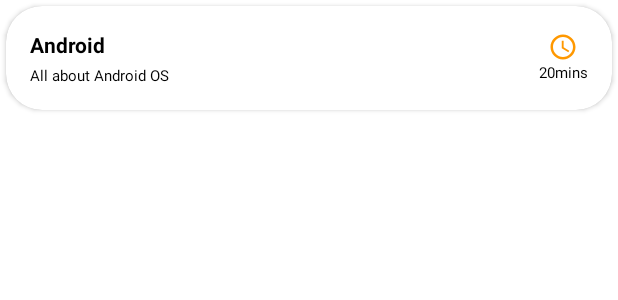
After one commit to Vincent-48/Solocode, an Android app: the layout quiz_item_recycler_row.xml on its own in the app's theme, with its tools: preview values and no code run, on a phone screen of 412 x 824 dp. The commit adds this screen. Shown: the top 300 px of the screen. Run offline under Robolectric (Android 15) with nearby library versions, the phone set to English and light mode, and no system bars.

Commit message:
initial commit

```diff
--- /dev/null
+++ b/app/src/main/java/com/example/solocode/QuizListAdapter.kt
@@ -0,0 +1,5 @@
+package com.example.solocode
+
+class QuizListAdapter {
+
+}
--- /dev/null
+++ b/app/src/main/res/drawable/icon_timer.xml
@@ -0,0 +1,6 @@
+<vector android:height="32dp" android:tint="#000000"
+    android:viewportHeight="24" android:viewportWidth="24"
+    android:width="32dp" xmlns:android="http://schemas.android.com/apk/res/android">
+    <path android:fillColor="@android:color/white" android:pathData="M11.99,2C6.47,2 2,6.48 2,12s4.47,10 9.99,10C17.52,22 22,17.52 22,12S17.52,2 11.99,2zM12,20c-4.42,0 -8,-3.58 -8,-8s3.58,-8 8,-8 8,3.58 8,8 -3.58,8 -8,8z"/>
+    <path android:fillColor="@android:color/white" android:pathData="M12.5,7H11v6l5.25,3.15 0.75,-1.23 -4.5,-2.67z"/>
+</vector>
--- /dev/null
+++ b/app/src/main/res/layout/quiz_item_recycler_row.xml
@@ -0,0 +1,65 @@
+<?xml version="1.0" encoding="utf-8"?>
+<androidx.cardview.widget.CardView xmlns:android="http://schemas.android.com/apk/res/android"
+    android:layout_width="match_parent"
+    android:layout_height="wrap_content"
+    xmlns:app="http://schemas.android.com/apk/res-auto"
+    xmlns:tools="http://schemas.android.com/tools"
+    android:layout_margin="4dp"
+    android:elevation="10dp"
+    app:cardBackgroundColor="@color/white"
+    app:cardCornerRadius="24dp">
+
+    <RelativeLayout
+        android:layout_width="match_parent"
+        android:layout_height="wrap_content"
+        android:padding="16dp">
+
+        <LinearLayout
+            android:layout_width="match_parent"
+            android:layout_height="wrap_content"
+            android:layout_centerVertical="true"
+            android:orientation="vertical">
+            <TextView
+                android:id="@+id/quiz_title_text"
+                android:layout_width="wrap_content"
+                android:layout_height="wrap_content"
+                tools:text="Android"
+                android:textSize="14sp"
+                android:textColor="@color/black"
+                android:textStyle="bold"/>
+
+            <TextView
+                android:id="@+id/quiz_subtitle_text"
+                android:layout_width="wrap_content"
+                android:layout_height="wrap_content"
+                android:textColor="@color/black"
+                android:textSize="10sp"
+                tools:text="All about Android OS"
+                android:layout_marginTop="4dp"
+                />
+        </LinearLayout>
+        <LinearLayout
+            android:layout_width="wrap_content"
+            android:layout_height="wrap_content"
+            android:layout_alignParentEnd="true"
+            android:layout_centerVertical="true"
+            android:gravity="center"
+            android:orientation="vertical">
+
+            <ImageView
+                android:layout_width="20dp"
+                android:layout_height="20dp"
+                android:src="@drawable/icon_timer"
+                app:tint="@color/orange"/>
+
+            <TextView
+                android:id="@+id/quiz_time_text"
+                android:layout_width="wrap_content"
+                android:layout_height="wrap_content"
+                tools:text="20mins"
+                android:textSize="10sp"
+                android:textColor="@color/black"/>
+        </LinearLayout>
+    </RelativeLayout>
+
+</androidx.cardview.widget.CardView>
--- a/app/src/main/res/values-land/dimens.xml
+++ /dev/null
@@ -1,3 +0,0 @@
-<resources>
-    <dimen name="fab_margin">48dp</dimen>
-</resources>
--- a/app/src/main/res/values-night/themes.xml
+++ b/app/src/main/res/values-night/themes.xml
@@ -4,7 +4,7 @@
         <!-- Primary brand color. -->
         <item name="colorPrimary">@color/orange</item>
         <item name="colorPrimaryVariant">@color/orange</item>
-        <item name="colorOnPrimary">@color/black</item>
+        <item name="colorOnPrimary">@color/white</item>
         <!-- Secondary brand color. -->
         <item name="colorSecondary">@color/teal_200</item>
         <item name="colorSecondaryVariant">@color/teal_200</item>
--- a/app/src/main/res/values-w1240dp/dimens.xml
+++ /dev/null
@@ -1,3 +0,0 @@
-<resources>
-    <dimen name="fab_margin">200dp</dimen>
-</resources>
--- a/app/src/main/res/values-w600dp/dimens.xml
+++ /dev/null
@@ -1,3 +0,0 @@
-<resources>
-    <dimen name="fab_margin">48dp</dimen>
-</resources>
--- a/app/src/main/res/values/dimens.xml
+++ /dev/null
@@ -1,3 +0,0 @@
-<resources>
-    <dimen name="fab_margin">16dp</dimen>
-</resources>
--- a/app/src/main/res/values/themes.xml
+++ b/app/src/main/res/values/themes.xml
@@ -1,6 +1,6 @@
 <resources xmlns:tools="http://schemas.android.com/tools">
     <!-- Base application theme. -->
-    <style name="Theme.Solocode" parent="Theme.MaterialComponents.DayNight.DarkActionBar">
+    <style name="Theme.Solocode" parent="Theme.MaterialComponents.DayNight.NoActionBar">
         <!-- Primary brand color. -->
         <item name="colorPrimary">@color/orange</item>
         <item name="colorPrimaryVariant">@color/orange</item>
@@ -8,7 +8,7 @@
         <!-- Secondary brand color. -->
         <item name="colorSecondary">@color/teal_200</item>
         <item name="colorSecondaryVariant">@color/teal_700</item>
-        <item name="colorOnSecondary">@color/black</item>
+        <item name="colorOnSecondary">@color/white</item>
         <!-- Status bar color. -->
         <item name="android:statusBarColor">?attr/colorPrimaryVariant</item>
         <!-- Customize your theme here. -->
```
Also changed, not shown: app/src/main/java/com/example/solocode/MainActivity.kt (+18 -3 lines), app/src/main/java/com/example/solocode/QuizModel.kt (+8 -1 lines), app/src/main/res/layout/content_main.xml (deleted, +0 -19 lines), app/src/main/res/navigation/nav_graph.xml (deleted, +0 -28 lines).
